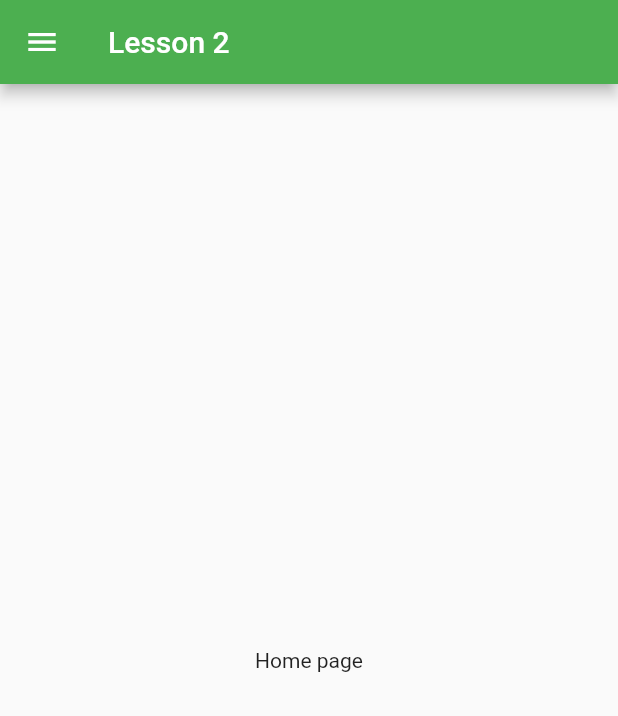
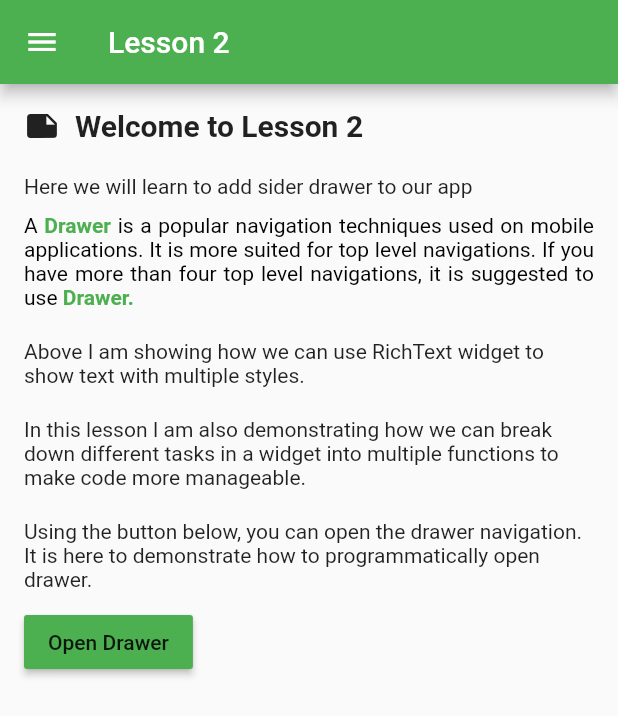
Before and after one commit to lohanidamodar/flutter_lessons, a Flutter app: the screen it shows after launch, on a phone screen of 412 x 824 dp. Shown: the top 716 px of the screen. Run offline on Flutter 3.47's test engine with Material 2 defaults, Android fonts, the phone set to English and light mode, and no system bars.

Commit message:
description and other functions

```diff
--- a/lesson_2/lib/main.dart
+++ b/lesson_2/lib/main.dart
@@ -17,15 +17,63 @@ class HomePage extends StatelessWidget {
       appBar: AppBar(
         title: Text("Lesson 2"),
       ),
-      body: Container(
-        child: Center(
-          child: Text("Home page"),
-        ),
-      ),
-
+      body: _buildBody(),
       drawer: Drawer(
         elevation: 5.0,
         child: _buildDrawer(),
+      ),
+    );
+  }
+
+  Widget _buildBody() {
+    return Container(
+      padding: EdgeInsets.all(16.0),
+      child: Column(
+        crossAxisAlignment: CrossAxisAlignment.start,
+        children: <Widget>[
+          Row(
+            children: <Widget>[
+              Icon(Icons.note),
+              SizedBox(width: 10.0,),
+              Text("Welcome to Lesson 2",
+                style: TextStyle(
+                  fontSize: 20.0,
+                  fontWeight: FontWeight.bold
+                ),
+              )
+            ],
+          ),
+          SizedBox(height: 20.0,),
+          Text("Here we will learn to add sider drawer to our app"),
+          SizedBox(height: 10.0,),
+          RichText(
+            text: TextSpan(
+              style: TextStyle(color: Colors.black),
+              children: [
+                TextSpan(text: "A "),
+                TextSpan(text: "Drawer ", style: TextStyle(color: Colors.green, fontWeight: FontWeight.bold)),
+                TextSpan(text: "is a popular navigation techniques used on mobile applications. It is more suited for top level navigations. If you have more than four top level navigations, it is suggested to use "),
+                TextSpan(text: "Drawer.", style: TextStyle(color: Colors.green, fontWeight: FontWeight.bold)),
+              ]
+            ),
+            textAlign: TextAlign.justify,
+          ),
+          SizedBox(height: 20.0,),
+          Text("Above I am showing how we can use RichText widget to show text with multiple styles."),
+          SizedBox(height: 20.0,),
+          Text("In this lesson I am also demonstrating how we can break down different tasks in a widget into multiple functions to make code more manageable."),
+          SizedBox(height: 20.0,),
+          Text("Using the button below, you can open the drawer navigation. It is here to demonstrate how to programmatically open drawer."),
+          SizedBox(height: 10.0,),
+          Builder(
+            builder: (BuildContext context) => RaisedButton(
+              color: Colors.green,
+              child: Text("Open Drawer"),
+              onPressed: () => Scaffold.of(context).openDrawer(),
+            )
+          ),
+
+        ],
       ),
     );
   }
```
